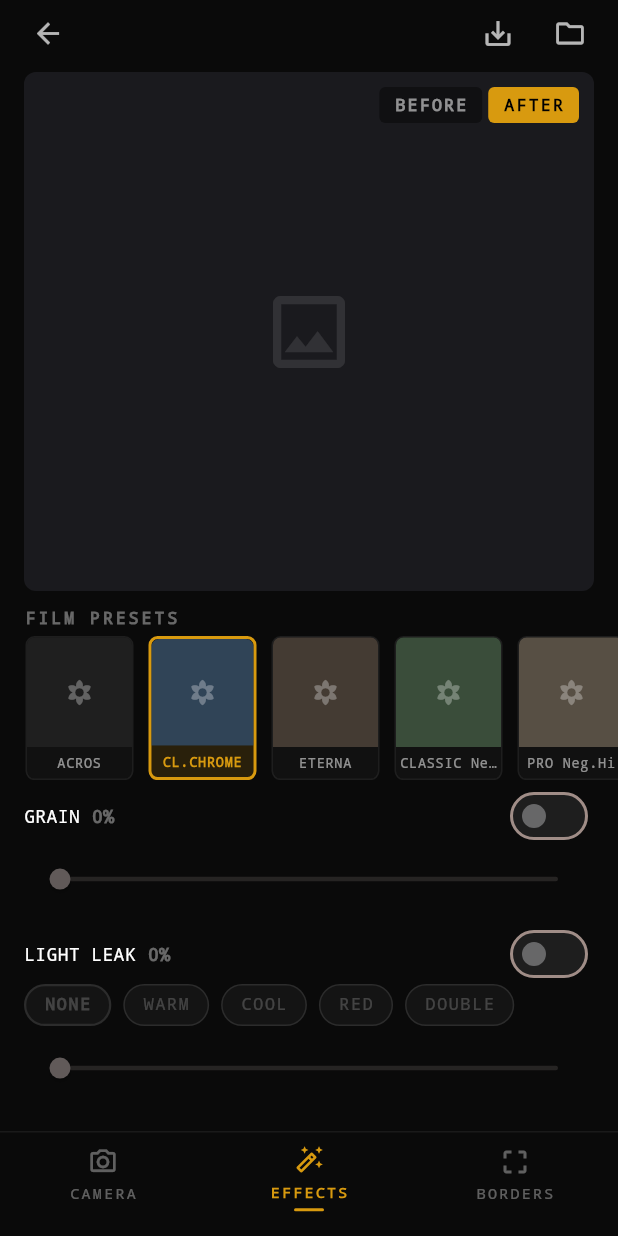
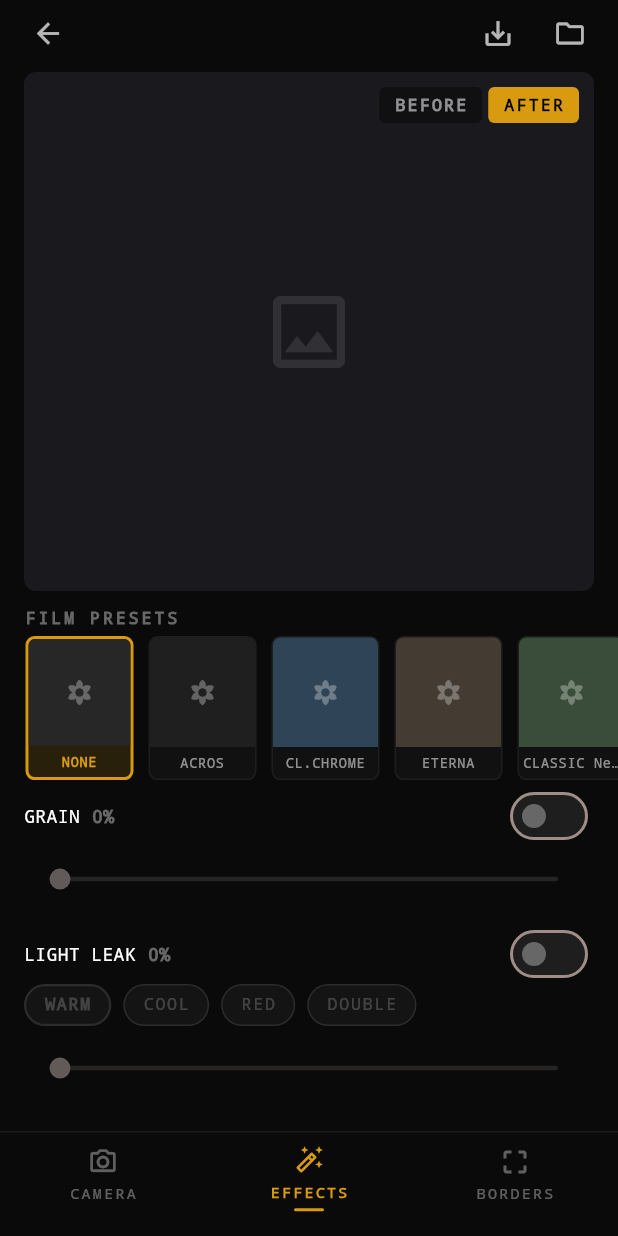
Before and after one commit to cxl110/camera-app, a Flutter app: the screen it shows after launch, item 2 of the bottom bar chosen, after a tap on the "folder" icon, on a phone screen of 412 x 824 dp. Run offline on Flutter 3.47's test engine with Material 3 defaults, Android fonts, the phone set to English and light mode, and no system bars; our stand-ins replace image_picker.

Commit message:
fix: toast 1s, film presets add NONE default, remove redundant NONE from light leak

```diff
--- a/lib/screens/effects_screen.dart
+++ b/lib/screens/effects_screen.dart
@@ -48,7 +48,7 @@ class _EffectsScreenState extends State<EffectsScreen> {
   bool _isProcessing = false;
 
   // Film presets
-  String _selectedPreset = 'CLASSIC CHROME';
+  String _selectedPreset = 'NONE';
 
   // Grain
   bool _grainEnabled = false;
@@ -57,7 +57,7 @@ class _EffectsScreenState extends State<EffectsScreen> {
   // Light leak
   bool _lightLeakEnabled = false;
   double _lightLeakIntensity = 30.0;
-  String _lightLeakStyle = 'NONE';
+  String _lightLeakStyle = 'WARM';
 
   @override
   void initState() {
@@ -344,6 +344,7 @@ class _EffectsScreenState extends State<EffectsScreen> {
           SnackBar(
             content: Text('已加载 ${result.photos.length} 张照片'),
             backgroundColor: const Color(0xFF1A1A2E),
+            duration: const Duration(seconds: 1),
           ),
         );
       }
@@ -419,6 +420,13 @@ class _EffectsScreenState extends State<EffectsScreen> {
       _selectedPreset = preset;
       _showBefore = false;
     });
+
+    // NONE = no filter, use original directly
+    if (preset == 'NONE') {
+      _baseFilteredImage = source;
+      _applyPostEffects();
+      return;
+    }
 
     debugPrint('[Effects] applying filter: $preset on ${source.length} bytes');
 
--- a/lib/screens/home_screen.dart
+++ b/lib/screens/home_screen.dart
@@ -144,6 +144,7 @@ class _HomeScreenState extends State<HomeScreen> {
         SnackBar(
           content: Text('已加载 ${result.photos.length} 张照片'),
           backgroundColor: const Color(0xFF1A1A2E),
+          duration: const Duration(seconds: 1),
         ),
       );
     } catch (e) {
--- a/lib/widgets/film_presets.dart
+++ b/lib/widgets/film_presets.dart
@@ -17,6 +17,7 @@ class FilmPresets extends StatelessWidget {
 
   // Film presets with placeholder colors for representative images
   static const _presets = [
+    _PresetData('NONE', Color(0xFF3A3A3A)),
     _PresetData('ACROS', Color(0xFF2D2D2D)),
     _PresetData('CLASSIC CHROME', Color(0xFF4A6B8A)),
     _PresetData('ETERNA', Color(0xFF6B5B4F)),
--- a/lib/widgets/light_leak_control.dart
+++ b/lib/widgets/light_leak_control.dart
@@ -24,7 +24,7 @@ class LightLeakControl extends StatelessWidget {
     required this.onStyleChanged,
   });
 
-  static const _styles = ['NONE', 'WARM', 'COOL', 'RED', 'DOUBLE'];
+  static const _styles = ['WARM', 'COOL', 'RED', 'DOUBLE'];
 
   @override
   Widget build(BuildContext context) {
```
